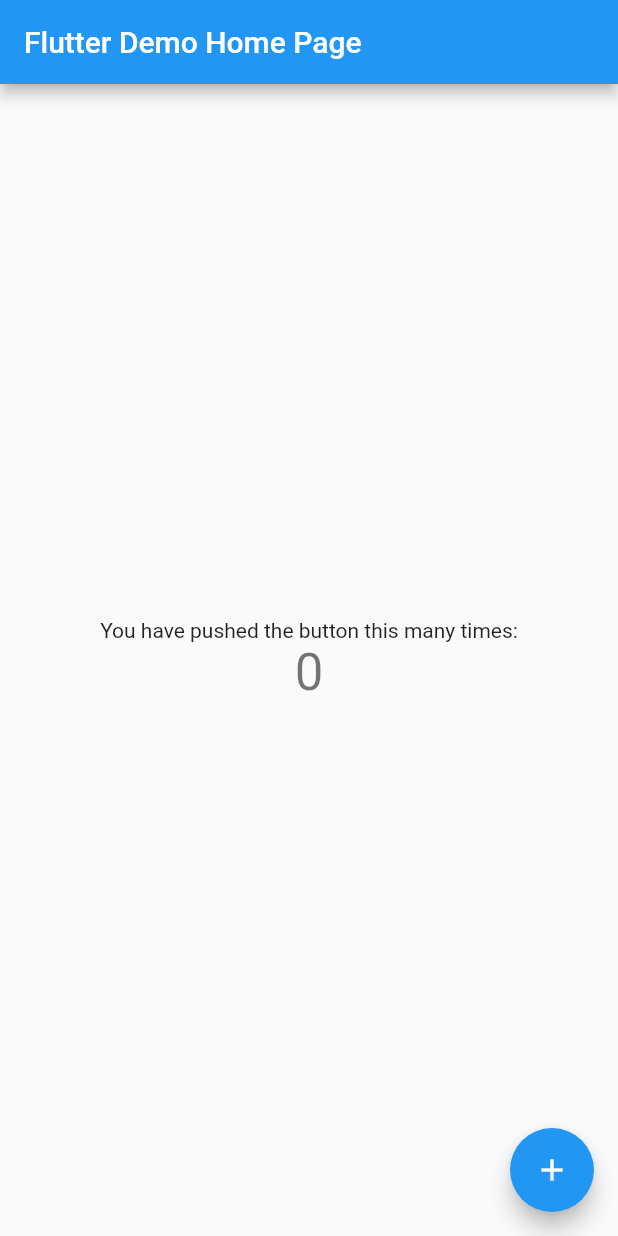
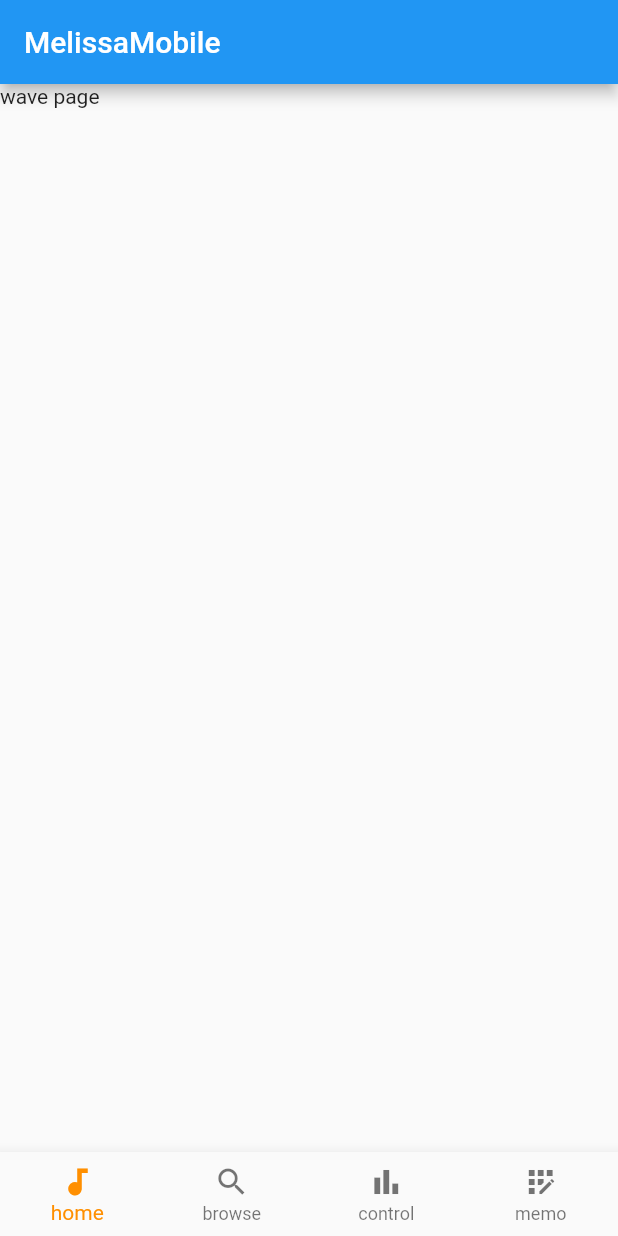
Before and after one commit to mosynthkey/MelissaMobile, a Flutter app: the screen it shows after launch, on a phone screen of 412 x 824 dp. Run offline on Flutter 3.47's test engine with Material 2 defaults, Android fonts, the phone set to English and light mode, and no system bars.

Commit message:
add files

```diff
--- a/lib/main.dart
+++ b/lib/main.dart
@@ -1,4 +1,5 @@
 import 'package:flutter/material.dart';
+import 'package:melissa_mobile/presentation/top/top_page.dart';
 
 void main() {
   runApp(MyApp());
@@ -9,109 +10,11 @@ class MyApp extends StatelessWidget {
   @override
   Widget build(BuildContext context) {
     return MaterialApp(
-      title: 'Flutter Demo',
       theme: ThemeData(
-        // This is the theme of your application.
-        //
-        // Try running your application with "flutter run". You'll see the
-        // application has a blue toolbar. Then, without quitting the app, try
-        // changing the primarySwatch below to Colors.green and then invoke
-        // "hot reload" (press "r" in the console where you ran "flutter run",
-        // or simply save your changes to "hot reload" in a Flutter IDE).
-        // Notice that the counter didn't reset back to zero; the application
-        // is not restarted.
         primarySwatch: Colors.blue,
-        // This makes the visual density adapt to the platform that you run
-        // the app on. For desktop platforms, the controls will be smaller and
-        // closer together (more dense) than on mobile platforms.
         visualDensity: VisualDensity.adaptivePlatformDensity,
       ),
-      home: MyHomePage(title: 'Flutter Demo Home Page'),
+      home: TopPage(),
     );
   }
 }
-
-class MyHomePage extends StatefulWidget {
-  MyHomePage({Key key, this.title}) : super(key: key);
-
-  // This widget is the home page of your application. It is stateful, meaning
-  // that it has a State object (defined below) that contains fields that affect
-  // how it looks.
-
-  // This class is the configuration for the state. It holds the values (in this
-  // case the title) provided by the parent (in this case the App widget) and
-  // used by the build method of the State. Fields in a Widget subclass are
-  // always marked "final".
-
-  final String title;
-
-  @override
-  _MyHomePageState createState() => _MyHomePageState();
-}
-
-class _MyHomePageState extends State<MyHomePage> {
-  int _counter = 0;
-
-  void _incrementCounter() {
-    setState(() {
-      // This call to setState tells the Flutter framework that something has
-      // changed in this State, which causes it to rerun the build method below
-      // so that the display can reflect the updated values. If we changed
-      // _counter without calling setState(), then the build method would not be
-      // called again, and so nothing would appear to happen.
-      _counter++;
-    });
-  }
-
-  @override
-  Widget build(BuildContext context) {
-    // This method is rerun every time setState is called, for instance as done
-    // by the _incrementCounter method above.
-    //
-    // The Flutter framework has been optimized to make rerunning build methods
-    // fast, so that you can just rebuild anything that needs updating rather
-    // than having to individually change instances of widgets.
-    return Scaffold(
-      appBar: AppBar(
-        // Here we take the value from the MyHomePage object that was created by
-        // the App.build method, and use it to set our appbar title.
-        title: Text(widget.title),
-      ),
-      body: Center(
-        // Center is a layout widget. It takes a single child and positions it
-        // in the middle of the parent.
-        child: Column(
-          // Column is also a layout widget. It takes a list of children and
-          // arranges them vertically. By default, it sizes itself to fit its
-          // children horizontally, and tries to be as tall as its parent.
-          //
-          // Invoke "debug painting" (press "p" in the console, choose the
-          // "Toggle Debug Paint" action from the Flutter Inspector in Android
-          // Studio, or the "Toggle Debug Paint" command in Visual Studio Code)
-          // to see the wireframe for each widget.
-          //
-          // Column has various properties to control how it sizes itself and
-          // how it positions its children. Here we use mainAxisAlignment to
-          // center the children vertically; the main axis here is the vertical
-          // axis because Columns are vertical (the cross axis would be
-          // horizontal).
-          mainAxisAlignment: MainAxisAlignment.center,
-          children: <Widget>[
-            Text(
-              'You have pushed the button this many times:',
-            ),
-            Text(
-              '$_counter',
-              style: Theme.of(context).textTheme.headline4,
-            ),
-          ],
-        ),
-      ),
-      floatingActionButton: FloatingActionButton(
-        onPressed: _incrementCounter,
-        tooltip: 'Increment',
-        child: Icon(Icons.add),
-      ), // This trailing comma makes auto-formatting nicer for build methods.
-    );
-  }
-}
--- /dev/null
+++ b/lib/presentation/top/top_model.dart
@@ -0,0 +1,14 @@
+import 'package:flutter/material.dart';
+
+class TopModel extends ChangeNotifier {
+  int menuIndex = 0;
+
+  Future init() async {
+    notifyListeners();
+  }
+
+  void changeIndex(int index) {
+    menuIndex = index;
+    notifyListeners();
+  }
+}
--- /dev/null
+++ b/lib/presentation/top/top_page.dart
@@ -0,0 +1,79 @@
+import 'package:flutter/material.dart';
+import 'package:melissa_mobile/presentation/browse/browse_page.dart';
+import 'package:melissa_mobile/presentation/control/control_page.dart';
+import 'package:melissa_mobile/presentation/memo/memo_page.dart';
+import 'package:melissa_mobile/presentation/top/top_model.dart';
+import 'package:melissa_mobile/presentation/wave/wave_page.dart';
+import 'package:provider/provider.dart';
+
+class TopPage extends StatelessWidget {
+  static const TextStyle optionStyle =
+      TextStyle(fontSize: 30, fontWeight: FontWeight.bold);
+
+  @override
+  Widget build(BuildContext context) {
+    return ChangeNotifierProvider<TopModel>(
+      create: (_) => TopModel()..init(),
+      child: Scaffold(
+        appBar: AppBar(
+          title: Text("MelissaMobile"),
+        ),
+        body: Builder(
+          builder: (BuildContext context) {
+            return _topPageBody(context);
+          },
+        ),
+        bottomNavigationBar:
+            Consumer<TopModel>(builder: (context, model, child) {
+          return BottomNavigationBar(
+            type: BottomNavigationBarType.fixed,
+            items: <BottomNavigationBarItem>[
+              BottomNavigationBarItem(
+                icon: Icon(Icons.audiotrack),
+                label: 'home',
+              ),
+              BottomNavigationBarItem(
+                icon: Icon(Icons.search),
+                label: 'browse',
+              ),
+              BottomNavigationBarItem(
+                icon: Icon(Icons.bar_chart),
+                label: 'control',
+              ),
+              BottomNavigationBarItem(
+                icon: Icon(Icons.app_registration),
+                label: 'memo',
+              ),
+            ],
+            currentIndex: model.menuIndex,
+            selectedItemColor: Colors.amber[800],
+            onTap: (index) {
+              model.changeIndex(index);
+            },
+          );
+        }),
+      ),
+    );
+  }
+
+  Widget _topPageBody(BuildContext context) {
+    final model = Provider.of<TopModel>(context);
+    final currentIndex = model.menuIndex;
+    return Stack(
+      children: <Widget>[
+        _tabPage(currentIndex, 0, WavePage()),
+        _tabPage(currentIndex, 1, BrowsePage()),
+        _tabPage(currentIndex, 2, ControlPage()),
+        _tabPage(currentIndex, 3, MemoPage()),
+      ],
+    );
+  }
+
+  Widget _tabPage(int currentIndex, int tabIndex, StatelessWidget page) {
+    return Visibility(
+      visible: currentIndex == tabIndex,
+      maintainState: true,
+      child: page,
+    );
+  }
+}
--- /dev/null
+++ b/lib/presentation/wave/wave_model.dart
@@ -0,0 +1,14 @@
+import 'package:flutter/material.dart';
+
+class WaveModel extends ChangeNotifier {
+  int menuIndex = 0;
+
+  Future init() async {
+    notifyListeners();
+  }
+
+  void changeIndex(int index) {
+    menuIndex = index;
+    notifyListeners();
+  }
+}
--- /dev/null
+++ b/lib/presentation/wave/wave_page.dart
@@ -0,0 +1,20 @@
+import 'package:flutter/material.dart';
+import 'package:melissa_mobile/presentation/wave/wave_model.dart';
+import 'package:provider/provider.dart';
+
+class WavePage extends StatelessWidget {
+  static const TextStyle optionStyle =
+      TextStyle(fontSize: 30, fontWeight: FontWeight.bold);
+
+  @override
+  Widget build(BuildContext context) {
+    return ChangeNotifierProvider<WaveModel>(
+      create: (_) => WaveModel()..init(),
+      child: Scaffold(
+        body: Consumer<WaveModel>(builder: (context, model, child) {
+          return Text("wave page");
+        }),
+      ),
+    );
+  }
+}
```
Also changed, not shown: lib/presentation/browse/browse_model.dart (added, +14 -0 lines), lib/presentation/browse/browse_page.dart (added, +20 -0 lines), lib/presentation/control/control_model.dart (added, +14 -0 lines), lib/presentation/control/control_page.dart (added, +20 -0 lines), lib/presentation/memo/memo_model.dart (added, +14 -0 lines), lib/presentation/memo/memo_page.dart (added, +20 -0 lines), pubspec.yaml (+4 -52 lines), pubspec.lock, 1 other file.
